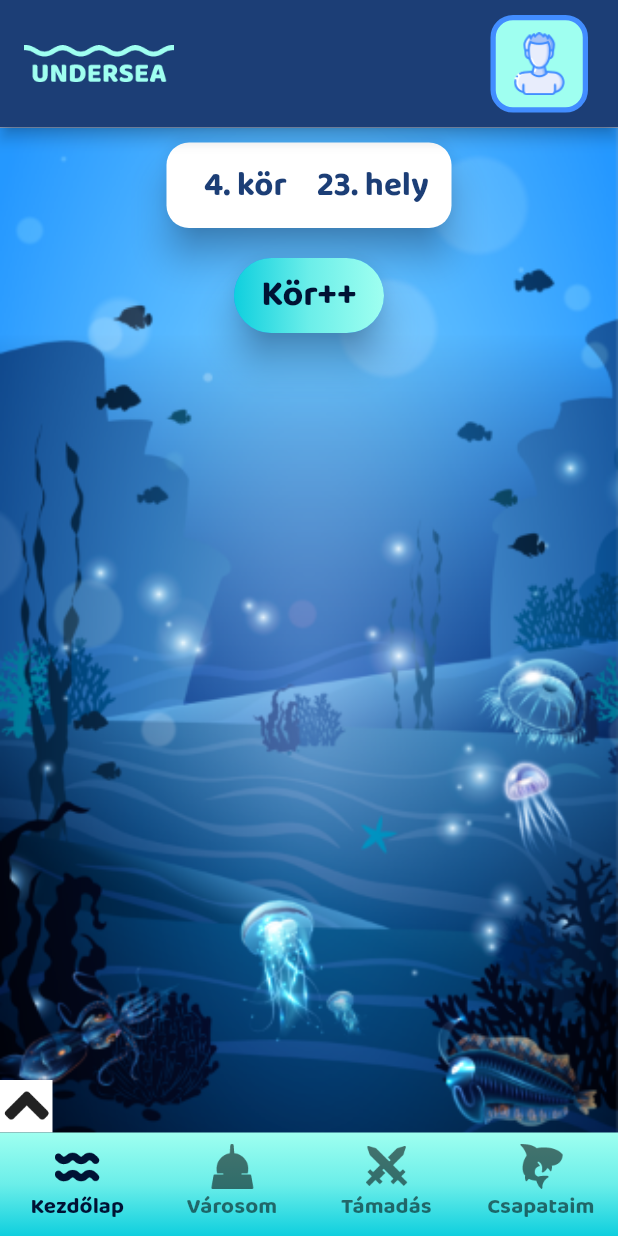
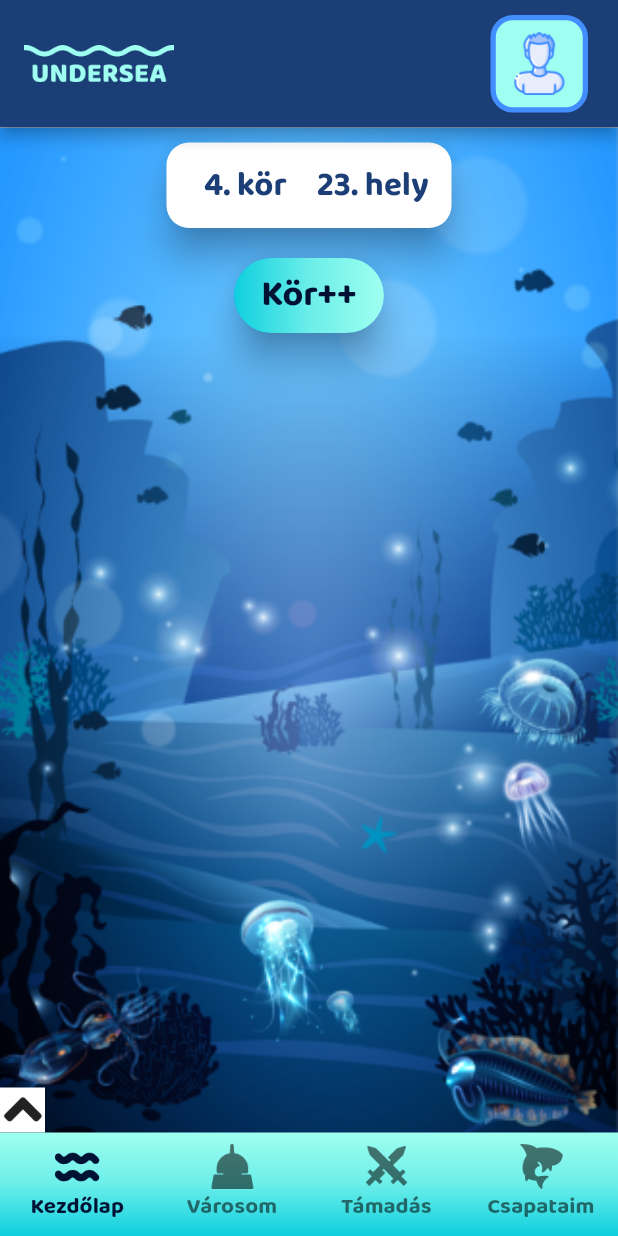
Before and after one commit to csngebnc/UnderSea, a Flutter app: the BottomNavBar screen opened directly, on a phone screen of 412 x 824 dp. Run offline on Flutter 3.47's test engine with Material 2 defaults, Android fonts, the light colour scheme and no system bars; drawn by our look-alikes of expandable; our stand-ins replace get, get_storage; missing offline and left inert: signalr_core; accounts and stored records are empty; network calls fail.

Commit message:
QoL changes

```diff
--- a/frontend/flutter/undersea/lib/controllers/battle_data_controller.dart
+++ b/frontend/flutter/undersea/lib/controllers/battle_data_controller.dart
@@ -221,7 +221,9 @@ class BattleDataController extends GetxController {
           attackableUsers.value!.allResultsCount <=
               alreadyDownloadedPageNumber.value * pageSize.value) return;
       final response = await _battleDataProvider.getAttackableUsers(
-          pageSize.value, pageNumber.value, searchText.value);
+          pageSize.value,
+          pageNumber.value,
+          searchText.value.removeAllWhitespace);
       if (response.statusCode == 200) {
         attackableUsers = Rx(response.body!);
         if (alreadyDownloadedPageNumber.value !=
--- a/frontend/flutter/undersea/lib/views/expandable_menu.dart
+++ b/frontend/flutter/undersea/lib/views/expandable_menu.dart
@@ -29,8 +29,8 @@ class _ExpandableMenuState extends State<ExpandableMenu> {
             header: Container(
               padding: EdgeInsets.zero,
               child: isExpanded
-                  ? UnderseaStyles.imageIcon('caret_down', size: 35)
-                  : UnderseaStyles.imageIcon('caret_up', size: 35),
+                  ? UnderseaStyles.imageIcon('caret_down', size: 30)
+                  : UnderseaStyles.imageIcon('caret_up', size: 30),
               decoration: BoxDecoration(color: Colors.white),
             ),
             theme: ExpandableThemeData(
@@ -45,7 +45,8 @@ class _ExpandableMenuState extends State<ExpandableMenu> {
                   child: Container(
                 decoration: BoxDecoration(color: Colors.white54),
                 child: ExpandedMenu(),
-              ))
+              )),
+              //SizedBox(height: 10)
             ]),
           ),
         ],
```
Also changed, not shown: frontend/flutter/undersea/lib/styles/style_constants.dart (+3 -4 lines), frontend/flutter/undersea/lib/views/attack_page.dart (+12 -10 lines), frontend/flutter/undersea/lib/views/history_tabs/spy_history.dart (+0 -23 lines).
